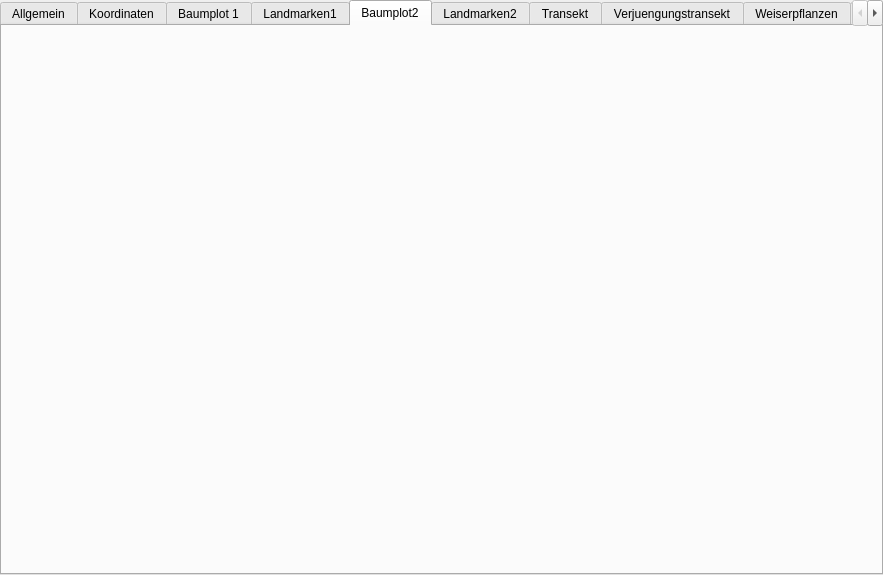
This is fim/gui/form/vwm.ui in b-lack/qgis-fim-plugin as Qt 5 draws it before an edit. The edited form follows.
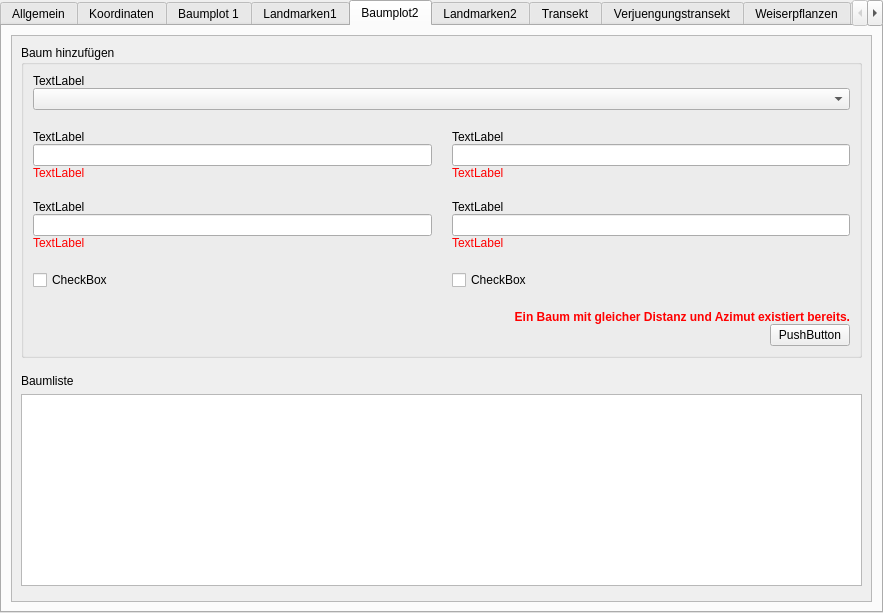
This is the edited form. The open tabs and pages were chosen to show the change. Custom widgets are drawn as their Qt base class.

Patch:
```diff
--- a/fim/gui/form/vwm.ui
+++ b/fim/gui/form/vwm.ui
@@ -7,7 +7,7 @@
     <x>0</x>
     <y>0</y>
     <width>883</width>
-    <height>575</height>
+    <height>613</height>
    </rect>
   </property>
   <property name="windowTitle">
@@ -37,6 +37,9 @@
        <verstretch>0</verstretch>
       </sizepolicy>
      </property>
+     <property name="styleSheet">
+      <string notr="true"/>
+     </property>
      <property name="currentIndex">
       <number>11</number>
      </property>
@@ -744,6 +747,298 @@
       <attribute name="title">
        <string>Baumplot2</string>
       </attribute>
+      <layout class="QGridLayout" name="gridLayout_31">
+       <item row="0" column="0">
+        <widget class="QScrollArea" name="scrollArea_7">
+         <property name="widgetResizable">
+          <bool>true</bool>
+         </property>
+         <widget class="QWidget" name="scrollAreaWidgetContents_7">
+          <property name="geometry">
+           <rect>
+            <x>0</x>
+            <y>0</y>
+            <width>845</width>
+            <height>606</height>
+           </rect>
+          </property>
+          <property name="sizePolicy">
+           <sizepolicy hsizetype="Preferred" vsizetype="Fixed">
+            <horstretch>0</horstretch>
+            <verstretch>0</verstretch>
+           </sizepolicy>
+          </property>
+          <layout class="QGridLayout" name="gridLayout_27">
+           <item row="1" column="0">
+            <spacer name="verticalSpacer_40">
+             <property name="orientation">
+              <enum>Qt::Vertical</enum>
+             </property>
+             <property name="sizeType">
+              <enum>QSizePolicy::Fixed</enum>
+             </property>
+             <property name="sizeHint" stdset="0">
+              <size>
+               <width>20</width>
+               <height>10</height>
+              </size>
+             </property>
+            </spacer>
+           </item>
+           <item row="2" column="0">
+            <widget class="QLabel" name="label_3">
+             <property name="text">
+              <string>Baumliste</string>
+             </property>
+            </widget>
+           </item>
+           <item row="3" column="0">
+            <widget class="QTableWidget" name="baumplot2Table">
+             <property name="editTriggers">
+              <set>QAbstractItemView::NoEditTriggers</set>
+             </property>
+            </widget>
+           </item>
+           <item row="0" column="0">
+            <widget class="QgsCollapsibleGroupBox" name="baumplot2">
+             <property name="title">
+              <string>Baum hinzufügen</string>
+             </property>
+             <layout class="QGridLayout" name="gridLayout_28">
+              <property name="horizontalSpacing">
+               <number>20</number>
+              </property>
+              <property name="verticalSpacing">
+               <number>0</number>
+              </property>
+              <item row="0" column="0">
+               <widget class="QLabel" name="baumplot1_icode_baLabel_2">
+                <property name="text">
+                 <string>TextLabel</string>
+                </property>
+               </widget>
+              </item>
+              <item row="2" column="0">
+               <spacer name="verticalSpacer_34">
+                <property name="orientation">
+                 <enum>Qt::Vertical</enum>
+                </property>
+                <property name="sizeType">
+                 <enum>QSizePolicy::Fixed</enum>
+                </property>
+                <property name="sizeHint" stdset="0">
+                 <size>
+                  <width>20</width>
+                  <height>20</height>
+                 </size>
+                </property>
+               </spacer>
+              </item>
+              <item row="9" column="1">
+               <widget class="QLabel" name="baumplot2_messhoehebhdError">
+                <property name="styleSheet">
+                 <string notr="true">color:red</string>
+                </property>
+                <property name="text">
+                 <string>TextLabel</string>
+                </property>
+               </widget>
+              </item>
+              <item row="14" column="0" colspan="2">
+               <layout class="QHBoxLayout" name="horizontalLayout_4">
+                <property name="topMargin">
+                 <number>0</number>
+                </property>
+                <item>
+                 <spacer name="horizontalSpacer_4">
+                  <property name="orientation">
+                   <enum>Qt::Horizontal</enum>
+                  </property>
+                  <property name="sizeHint" stdset="0">
+                   <size>
+                    <width>40</width>
+                    <height>20</height>
+                   </size>
+                  </property>
+                 </spacer>
+                </item>
+                <item>
+                 <widget class="QPushButton" name="baumplot2Add">
+                  <property name="text">
+                   <string>PushButton</string>
+                  </property>
+                 </widget>
+                </item>
+               </layout>
+              </item>
+              <item row="6" column="0">
+               <spacer name="verticalSpacer_35">
+                <property name="orientation">
+                 <enum>Qt::Vertical</enum>
+                </property>
+                <property name="sizeType">
+                 <enum>QSizePolicy::Fixed</enum>
+                </property>
+                <property name="sizeHint" stdset="0">
+                 <size>
+                  <width>20</width>
+                  <height>20</height>
+                 </size>
+                </property>
+               </spacer>
+              </item>
+              <item row="5" column="1">
+               <widget class="QLabel" name="baumplot2_distanzError">
+                <property name="styleSheet">
+                 <string notr="true">color:red</string>
+                </property>
+                <property name="text">
+                 <string>TextLabel</string>
+                </property>
+               </widget>
+              </item>
+              <item row="8" column="0">
+               <widget class="QLineEdit" name="baumplot2_bhd"/>
+              </item>
+              <item row="9" column="0">
+               <widget class="QLabel" name="baumplot2_bhdError">
+                <property name="styleSheet">
+                 <string notr="true">color:red</string>
+                </property>
+                <property name="text">
+                 <string>TextLabel</string>
+                </property>
+               </widget>
+              </item>
+              <item row="3" column="0">
+               <widget class="QLabel" name="baumplot2_azimutLabel">
+                <property name="text">
+                 <string>TextLabel</string>
+                </property>
+               </widget>
+              </item>
+              <item row="8" column="1">
+               <widget class="QLineEdit" name="baumplot2_messhoehebhd"/>
+              </item>
+              <item row="7" column="1">
+               <widget class="QLabel" name="baumplot2_messhoehebhdLabel">
+                <property name="text">
+                 <string>TextLabel</string>
+                </property>
+               </widget>
+              </item>
+              <item row="12" column="0">
+               <spacer name="verticalSpacer_38">
+                <property name="orientation">
+                 <enum>Qt::Vertical</enum>
+                </property>
+                <property name="sizeType">
+                 <enum>QSizePolicy::Fixed</enum>
+                </property>
+                <property name="sizeHint" stdset="0">
+                 <size>
+                  <width>20</width>
+                  <height>20</height>
+                 </size>
+                </property>
+               </spacer>
+              </item>
+              <item row="7" column="0">
+               <widget class="QLabel" name="baumplot2_bhdLabel">
+                <property name="text">
+                 <string>TextLabel</string>
+                </property>
+               </widget>
+              </item>
+              <item row="4" column="0">
+               <widget class="QLineEdit" name="baumplot2_azimut"/>
+              </item>
+              <item row="4" column="1">
+               <widget class="QLineEdit" name="baumplot2_distanz"/>
+              </item>
+              <item row="13" column="0" colspan="2">
+               <widget class="QLabel" name="baumplot2AddError">
+                <property name="font">
+                 <font>
+                  <weight>75</weight>
+                  <bold>true</bold>
+                 </font>
+                </property>
+                <property name="styleSheet">
+                 <string notr="true">color:red;</string>
+                </property>
+                <property name="text">
+                 <string>Ein Baum mit gleicher Distanz und Azimut existiert bereits.</string>
+                </property>
+                <property name="alignment">
+                 <set>Qt::AlignRight|Qt::AlignTrailing|Qt::AlignVCenter</set>
+                </property>
+               </widget>
+              </item>
+              <item row="5" column="0">
+               <widget class="QLabel" name="baumplot2_azimutError">
+                <property name="sizePolicy">
+                 <sizepolicy hsizetype="Preferred" vsizetype="Maximum">
+                  <horstretch>0</horstretch>
+                  <verstretch>0</verstretch>
+                 </sizepolicy>
+                </property>
+                <property name="styleSheet">
+                 <string notr="true">color:red</string>
+                </property>
+                <property name="text">
+                 <string>TextLabel</string>
+                </property>
+               </widget>
+              </item>
+              <item row="1" column="0" colspan="2">
+               <widget class="QComboBox" name="baumplot2_icode_ba"/>
+              </item>
+              <item row="10" column="0">
+               <spacer name="verticalSpacer_39">
+                <property name="orientation">
+                 <enum>Qt::Vertical</enum>
+                </property>
+                <property name="sizeType">
+                 <enum>QSizePolicy::Fixed</enum>
+                </property>
+                <property name="sizeHint" stdset="0">
+                 <size>
+                  <width>20</width>
+                  <height>20</height>
+                 </size>
+                </property>
+               </spacer>
+              </item>
+              <item row="3" column="1">
+               <widget class="QLabel" name="baumplot2_distanzLabel">
+                <property name="text">
+                 <string>TextLabel</string>
+                </property>
+               </widget>
+              </item>
+              <item row="11" column="0">
+               <widget class="QCheckBox" name="baumplot2_schaele">
+                <property name="text">
+                 <string>CheckBox</string>
+                </property>
+               </widget>
+              </item>
+              <item row="11" column="1">
+               <widget class="QCheckBox" name="baumplot2_fege">
+                <property name="text">
+                 <string>CheckBox</string>
+                </property>
+               </widget>
+              </item>
+             </layout>
+            </widget>
+           </item>
+          </layout>
+         </widget>
+        </widget>
+       </item>
+      </layout>
      </widget>
      <widget class="QWidget" name="tab_6">
       <attribute name="title">
```
Left out of the diff: 875 changed lines with no effect on the pictures. Lines whose indentation alone changed are shown as unchanged.
